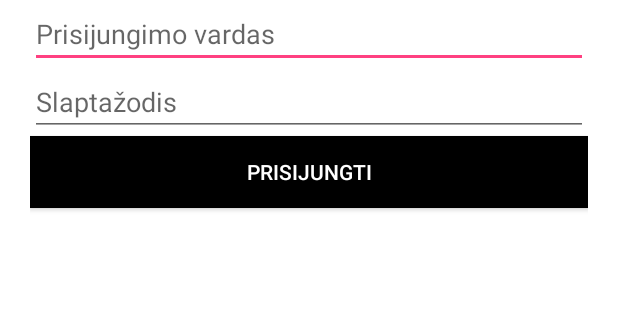
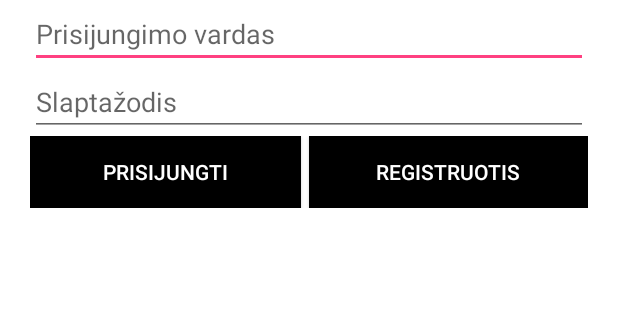
Before and after one commit to lietuvis1337/automobiliu_nuoma, an Android app: the screen it shows after launch (LoginActivity), on a phone screen of 412 x 824 dp, the part 388-708 px from its top. Run offline under Robolectric (Android 15) with nearby library versions, the phone set to English and light mode, and no system bars.

Commit message:
Sukurtas registracijos langas, sukurta nauja validacija email laukeliui registracijos lange.

```diff
--- a/app/src/main/AndroidManifest.xml
+++ b/app/src/main/AndroidManifest.xml
@@ -16,7 +16,8 @@
                 <category android:name="android.intent.category.LAUNCHER" />
             </intent-filter>
         </activity>
-        <activity android:name=".SearchActivity"></activity>
+        <activity android:name=".SearchActivity" />
+        <activity android:name=".RegisterActivity"></activity>
     </application>
 
 </manifest>
--- a/app/src/main/java/eunuoma/freecluster/rol/nuoma/LoginActivity.java
+++ b/app/src/main/java/eunuoma/freecluster/rol/nuoma/LoginActivity.java
@@ -15,12 +15,13 @@ public class LoginActivity extends AppCompatActivity {
         super.onCreate(savedInstanceState);
         setContentView(R.layout.activity_login);
 
-        Button next_kintamasis = (Button) findViewById(R.id.login_submit);
+        Button login_kintamasis = (Button) findViewById(R.id.login_submit);
+        Button register_kintamasis = (Button) findViewById(R.id.login_register);
 
         final EditText loginUsername = (EditText) findViewById(R.id.login_username);
         final EditText loginPassword = (EditText) findViewById(R.id.login_password);
 
-        next_kintamasis.setOnClickListener(new View.OnClickListener() {
+        login_kintamasis.setOnClickListener(new View.OnClickListener() {
             public void onClick(View view) {
 
             // vykdomas kodas kai paspaudziamas mygtukas
@@ -35,5 +36,11 @@ public class LoginActivity extends AppCompatActivity {
             }
 
         });
+        register_kintamasis.setOnClickListener(new View.OnClickListener() {
+            public void onClick(View view) {
+                Intent pereitiKitur = new Intent(LoginActivity.this, RegisterActivity.class);
+                startActivity(pereitiKitur);
+            }
+        });
     }
 }
--- a/app/src/main/res/layout/activity_login.xml
+++ b/app/src/main/res/layout/activity_login.xml
@@ -39,13 +39,32 @@
         android:layout_height="wrap_content"
         android:inputType="textPassword" />
 
-    <Button
-        android:id="@+id/login_submit"
+    <LinearLayout xmlns:android="http://schemas.android.com/apk/res/android"
+        xmlns:app="http://schemas.android.com/apk/res-auto"
         android:layout_width="match_parent"
         android:layout_height="wrap_content"
-        android:text="@string/login_submit"
-        android:background="@color/colorBlack"
-        android:textColor="@color/colorWhite"
-        android:layout_gravity="center" />
+        android:weightSum="100"
+        android:gravity="center"
+        android:orientation="horizontal">
+
+        <Button
+            android:id="@+id/login_submit"
+            android:layout_width="match_parent"
+            android:layout_height="wrap_content"
+            android:layout_weight="50"
+            android:text="@string/login_login"
+            android:layout_marginRight="5dp"
+            android:background="@color/colorBlack"
+            android:textColor="@color/colorWhite" />
+
+        <Button
+            android:id="@+id/login_register"
+            android:layout_width="match_parent"
+            android:layout_height="wrap_content"
+            android:layout_weight="50"
+            android:background="@color/colorBlack"
+            android:text="@string/login_register"
+            android:textColor="@color/colorWhite" />
+    </LinearLayout>
 
 </LinearLayout>
--- a/app/src/main/res/values/strings.xml
+++ b/app/src/main/res/values/strings.xml
@@ -3,8 +3,16 @@
 
     <string name="login_username">Prisijungimo vardas</string>
     <string name="login_password">Slaptažodis</string>
-    <string name="login_submit">Prisijungti</string>
+    <string name="login_login">Prisijungti</string>
+    <string name="login_register">Registruotis</string>
     <string name="login_error">Blogai įvestas prisijungimo vardas arba slaptažodis</string>
+    <string name="register_notice">Norėdami užsiregistruoti mūsų sistemoje, užpildykite žemiau pateiktus langelius ir spauskite „Registruotis“.</string>
+    <string name="register_email">El. paštas</string>
+    <string name="register_submit">Registruotis</string>
+    <string name="register_successful">Jūs sėkmingai užsiregistravote, dabar galite prisijungti.</string>
+    <string name="register_username_error">Blogai įvestas prisijungimo vardas!</string>
+    <string name="register_email_error">Blogai įvestas el. pašto adresas!</string>
+    <string name="register_password_error">Blogai įvestas slaptažodis!</string>
     <string name="search_name">Nuomos istorija</string>
     <string name="search_submit">Ieškoti</string>
 </resources>
```
Also changed, not shown: app/src/main/java/eunuoma/freecluster/rol/nuoma/RegisterActivity.java (added, +46 -0 lines), app/src/main/java/eunuoma/freecluster/rol/nuoma/Validation.java (+7 -0 lines), app/src/main/res/layout/activity_register.xml (added, +66 -0 lines).
